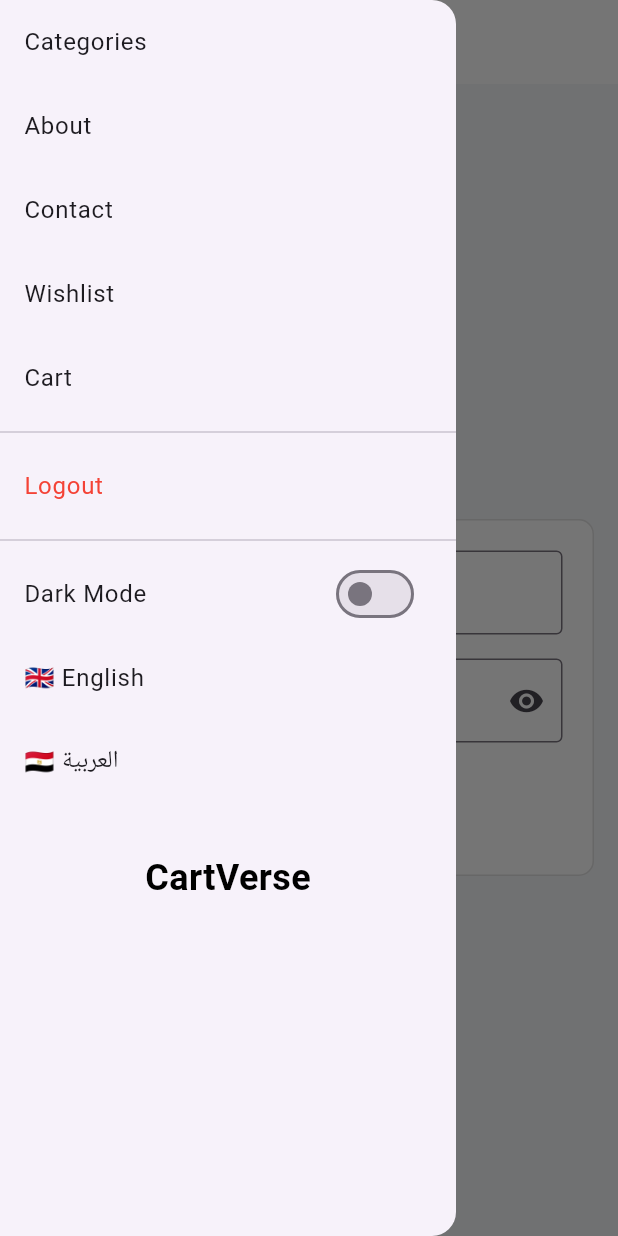
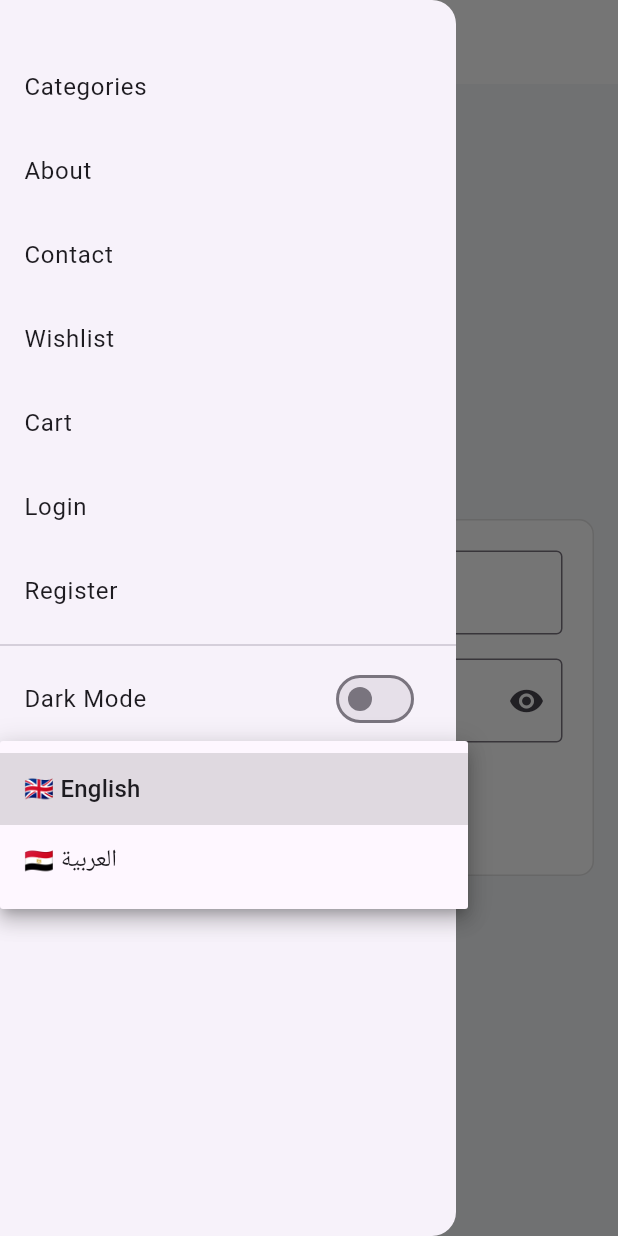
Before and after one commit to yousraamr/CartVerse, a Flutter app: the LoginPage screen opened directly, in the side drawer, after a tap on "🇬🇧 English", on a phone screen of 412 x 824 dp. Run offline on Flutter 3.47's test engine with Material 3 defaults, Android fonts, the phone set to English and light mode, and no system bars; our stand-ins replace easy_localization, flutter_bloc, google_maps_flutter, permission_handler, shared_preferences; accounts and stored records are empty; network calls fail; statements that could not run were skipped.

Commit message:
Update: dynamic drawer

```diff
--- a/lib/view/drawer_widget.dart
+++ b/lib/view/drawer_widget.dart
@@ -1,3 +1,4 @@
+import 'package:cartverse/view/profile_page.dart';
 import 'package:flutter/material.dart';
 import 'package:flutter_bloc/flutter_bloc.dart';
 import 'package:easy_localization/easy_localization.dart';
@@ -5,6 +6,9 @@ import '../cubit/theme_cubit.dart';
 import '../cubit/wishlist_cubit.dart';
 import '../cubit/cart_cubit.dart';
 import '../services/user_session.dart';
+import '../utils/cache_helper.dart';
+import '../cubit/auth_cubit.dart';
+import '../cubit/auth_state.dart';
 import 'categories_page.dart';
 import 'home_page.dart';
 import 'login_page.dart';
@@ -12,8 +16,8 @@ import 'signup_page.dart';
 import 'about_page.dart';
 import 'contact_page.dart';
 import 'wishlist_page.dart';
-
 import 'cart_page.dart';
+import 'orders_page.dart';
 
 class DrawerWidget extends StatefulWidget {
   const DrawerWidget({Key? key}) : super(key: key);
@@ -24,11 +28,18 @@ class DrawerWidget extends StatefulWidget {
 
 class _DrawerWidgetState extends State<DrawerWidget> {
   bool isLoggedIn = false;
+  Locale _selectedLocale = const Locale('en'); // Default language
 
   @override
   void initState() {
     super.initState();
     checkLoginStatus();
+  }
+
+  @override
+  void didChangeDependencies() {
+    super.didChangeDependencies();
+    _selectedLocale = context.locale;
   }
 
   Future<void> checkLoginStatus() async {
@@ -40,24 +51,32 @@ class _DrawerWidgetState extends State<DrawerWidget> {
 
     @override
     Widget build(BuildContext context) {
+      final themeCubit = context.read<ThemeCubit>();
+      final isDark = context.watch<ThemeCubit>().state == ThemeMode.dark;
+
+      return Drawer(
+        child: BlocBuilder<AuthCubit, AuthState>(
+          builder: (context, state) {
+            bool isLoggedIn = state is AuthSuccess;
+
             final routes = <String, Widget>{
-      tr('categories'):  CategoriesPage(),
+              tr('categories'): CategoriesPage(),
               tr('about'): const AboutPage(),
               tr('contact'): const ContactPage(),
               tr('wishlist'): const WishlistPage(),
               tr('cart'): const CartPage(),
+              if (isLoggedIn) tr('profile'): const ProfilePage(),
+              if (isLoggedIn) tr('orders'): const OrdersPage(),
               if (!isLoggedIn) tr('login'): const LoginPage(),
               if (!isLoggedIn) tr('register'): const RegisterPage(),
             };
 
-    final themeCubit = context.read<ThemeCubit>();
-    final isDark = context.watch<ThemeCubit>().state == ThemeMode.dark;
+            return ListView(
+              padding: EdgeInsets.zero,
+              children: [
+                const SizedBox(height: 30),
 
-    return Drawer(
-      child: ListView(
-        children: [
-          ...routes.entries.map(
-                (entry) => ListTile(
+                ...routes.entries.map((entry) => ListTile(
                   title: Text(entry.key),
                   onTap: () {
                     Navigator.pop(context);
@@ -66,32 +85,24 @@ class _DrawerWidgetState extends State<DrawerWidget> {
                       MaterialPageRoute(builder: (context) => entry.value),
                     );
                   },
-            ),
-          ),
+                )),
+
                 if (isLoggedIn) const Divider(),
                 if (isLoggedIn)
                   ListTile(
                     title: Text('logout'.tr(), style: const TextStyle(color: Colors.red)),
-              onTap: () async {
-                Navigator.pop(context);
-
-                // clear session
-                await UserSession.clearUser();
-
-                // clear wishlist
-                context.read<WishlistCubit>().clearWishlist(removeCache: false);
-
-                // clear cart
-                context.read<CartCubit>().removeCartData();
-
-                setState(() => isLoggedIn = false);
+                    onTap: () {
+                      context.read<AuthCubit>().logout();
+                      context.read<WishlistCubit>().clearWishlist();
+                      context.read<CartCubit>().removeCartData(removeCache: true);
                       Navigator.pushAndRemoveUntil(
                         context,
-                  MaterialPageRoute(builder: (context) => const HomePage()),
+                        MaterialPageRoute(builder: (_) => const HomePage()),
                             (route) => false,
                       );
                     },
                   ),
+
                 const Divider(),
                 ListTile(
                   title: Text('dark_mode'.tr()),
@@ -102,39 +113,39 @@ class _DrawerWidgetState extends State<DrawerWidget> {
                     },
                   ),
                 ),
-          ListTile(
-            title: const Text("🇬🇧 English"),
-            onTap: () => context.setLocale(const Locale('en')),
+
+                // Language Dropdown
+                Padding(
+                  padding: const EdgeInsets.symmetric(horizontal: 16, vertical: 8),
+                  child: DropdownButton<Locale>(
+                    value: _selectedLocale,
+                    isExpanded: true,
+                    icon: const Icon(Icons.arrow_drop_down, color: Colors.grey),
+                    items: const [
+                      DropdownMenuItem(
+                        value: Locale('en'),
+                        child: Text("🇬🇧 English"),
                       ),
-          ListTile(
-            title: const Text("🇪🇬 العربية"),
-            onTap: () => context.setLocale(const Locale('ar')),
+                      DropdownMenuItem(
+                        value: Locale('ar'),
+                        child: Text("🇪🇬 العربية"),
                       ),
-          const SizedBox(height: 16),
-          InkWell(
-            onTap: () {
-              Navigator.pop(context);
-              Navigator.pushReplacement(
-                context,
-                MaterialPageRoute(builder: (context) => const HomePage()),
-              );
+                    ],
+                    onChanged: (locale) {
+                      if (locale != null) {
+                        setState(() {
+                          _selectedLocale = locale;
+                        });
+                        context.setLocale(locale);
+                      }
                     },
-            child: Center(
-              child: Padding(
-                padding: const EdgeInsets.symmetric(vertical: 16),
-                child: Text(
-                  'app_title'.tr(),
-                  style: const TextStyle(
-                    fontWeight: FontWeight.bold,
-                    fontSize: 24,
-                    color: Colors.black,
-                  ),
-                ),
-              ),
                   ),
                 ),
               ],
+            );
+          },
         ),
       );
     }
+
   }
```
Lines whose indentation alone changed are shown as unchanged.
